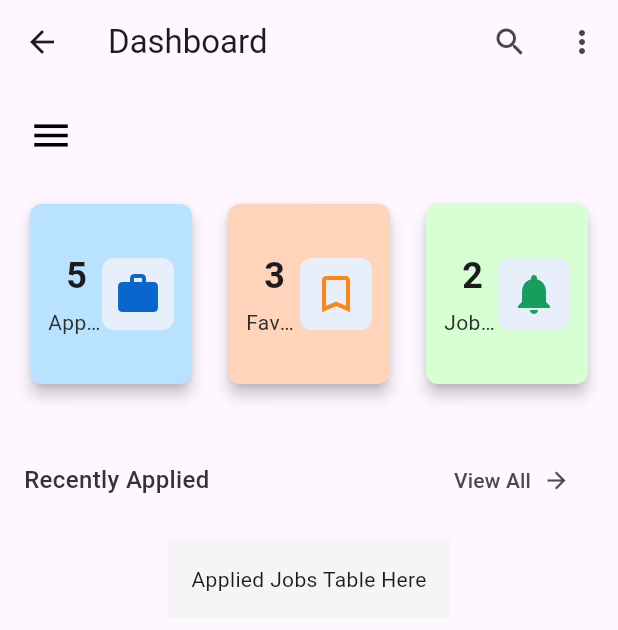
After one commit to ajhay013/Application-JobSync, a Flutter app: the Overview screen opened directly, after a tap on "View All", on a phone screen of 412 x 824 dp. The commit adds this screen. Shown: the top 630 px of the screen. Run offline on Flutter 3.47's test engine with Material 3 defaults, Android fonts, the phone set to English and light mode, and no system bars; our stand-ins replace font_awesome_flutter.

Commit message:
Dashboard/Sidebar

```diff
--- /dev/null
+++ b/lib/Pages/Applicant/ApplicantDashboard/Overview.dart
@@ -0,0 +1,266 @@
+import 'package:flutter/material.dart';
+import 'package:capstone/components/applicantsidebar.dart'; // Ensure the import is correct
+
+class Overview extends StatefulWidget {
+  @override
+  _OverviewState createState() => _OverviewState();
+}
+
+class _OverviewState extends State<Overview> {
+  bool _isSidebarVisible = false;
+  double _sidebarWidth = 250;
+
+  @override
+  Widget build(BuildContext context) {
+    double screenWidth = MediaQuery.of(context).size.width;
+
+    return Scaffold(
+      appBar: AppBar(
+        title: Text("Dashboard"),
+        actions: [
+          IconButton(
+            icon: Icon(Icons.search),
+            onPressed: () {
+              // Add your search action here
+            },
+          ),
+          IconButton(
+            icon: Icon(Icons.more_vert),
+            onPressed: () {
+              // Add more options here
+            },
+          ),
+        ],
+      ),
+      body: Stack(
+        children: [
+          // Main content (This should not be compressed when the sidebar appears)
+          AnimatedPositioned(
+            duration: Duration(milliseconds: 300),
+            left: _isSidebarVisible ? _sidebarWidth : 0,
+            top: 0,
+            bottom: 0,
+            right: 0,
+            child: SingleChildScrollView(
+              child: Padding(
+                padding: const EdgeInsets.all(16.0),
+                child: Column(
+                  crossAxisAlignment: CrossAxisAlignment.center,
+                  children: [
+                    // Info Cards Section with horizontal layout
+                    Center(
+                      child: Row(
+                        mainAxisAlignment: MainAxisAlignment.spaceEvenly,
+                        children: [
+                          Expanded(
+                            child: _infoCard(
+                              color: Color(0xFFb8e2fe),
+                              icon: Icons.work,
+                              count: 5,
+                              title: 'Applied Jobs',
+                            ),
+                          ),
+                          SizedBox(width: 16),
+                          Expanded(
+                            child: _infoCard(
+                              color: Color(0xFFffd4bb),
+                              icon: Icons.bookmark_border,
+                              count: 3,
+                              title: 'Favorite Jobs',
+                            ),
+                          ),
+                          SizedBox(width: 16), // Spacing between the cards
+                          Expanded(
+                            child: _infoCard(
+                              color: Color(0xFFd7ffd4),
+                              icon: Icons.notifications,
+                              count: 2,
+                              title: 'Job Alerts',
+                            ),
+                          ),
+                        ],
+                      ),
+                    ),
+
+                    SizedBox(height: 20),
+
+                    // Recently Applied Section
+                    Row(
+                      mainAxisAlignment: MainAxisAlignment.spaceBetween,
+                      children: [
+                        Text(
+                          'Recently Applied',
+                          style: TextStyle(
+                            fontSize: 16,
+                            fontWeight: FontWeight.w500,
+                            color: Color(0xFF333333),
+                          ),
+                        ),
+                        ElevatedButton(
+                          onPressed: () {
+                            // Add your navigation or action for "View All"
+                          },
+                          style: ElevatedButton.styleFrom(
+                            backgroundColor: Colors.transparent,
+                            elevation: 0,
+                            padding: EdgeInsets.symmetric(horizontal: 16, vertical: 8),
+                          ),
+                          child: Row(
+                            children: [
+                              Text('View All', style: TextStyle(color: Color(0xFF4b4b4b))),
+                              SizedBox(width: 8),
+                              Icon(Icons.arrow_forward, size: 18, color: Color(0xFF4b4b4b)),
+                            ],
+                          ),
+                        ),
+                      ],
+                    ),
+
+                    SizedBox(height: 16),
+
+                    // Applied Jobs Table Placeholder Section
+                    Center(
+                      child: Container(
+                        padding: EdgeInsets.all(16),
+                        color: Colors.grey[100],
+                        child: Text('Applied Jobs Table Here'),
+                      ),
+                    ),
+                  ],
+                ),
+              ),
+            ),
+          ),
+
+          // Dark Overlay when Sidebar is visible
+          if (_isSidebarVisible)
+            Positioned.fill(
+              child: GestureDetector(
+                onTap: () {
+                  setState(() {
+                    _isSidebarVisible = false; // Close the sidebar when tapping outside
+                  });
+                },
+                child: Container(
+                  color: Colors.black.withOpacity(0.5), // Dark overlay
+                ),
+              ),
+            ),
+
+          // Sidebar
+          AnimatedPositioned(
+            duration: Duration(milliseconds: 300),
+            left: _isSidebarVisible ? 0 : -_sidebarWidth,
+            top: 0,
+            bottom: 0,
+            width: _sidebarWidth,
+            child: ApplicantsSidebar(currentRoute: '/applicants/overview'),
+          ),
+
+          // Sidebar toggle button (menu icon for opening, close icon for closing)
+          Positioned(
+            top: 10, // Adjusted to give space from the top
+            left: 10, // Move the button to the left edge of the screen
+            child: IconButton(
+              icon: Icon(
+                _isSidebarVisible
+                    ? Icons.close // Show close icon when sidebar is visible
+                    : Icons.menu, // Show hamburger menu icon when sidebar is hidden
+                color: Colors.black,
+                size: 30,
+              ),
+              onPressed: () {
+                setState(() {
+                  _isSidebarVisible = !_isSidebarVisible; // Toggle sidebar visibility
+                });
+              },
+            ),
+          ),
+        ],
+      ),
+    );
+  }
+
+  // Helper widget for the card layout
+  Widget _infoCard({
+    required Color color,
+    required IconData icon,
+    required int count,
+    required String title,
+  }) {
+    double cardHeight = 120.0; // Fixed height for all cards
+
+    return Container(
+      margin: EdgeInsets.only(bottom: 16, top: 60), // Added top margin to space out the cards
+      child: Card(
+        color: color,
+        shape: RoundedRectangleBorder(borderRadius: BorderRadius.circular(8)),
+        elevation: 4,
+        child: Container(
+          padding: EdgeInsets.symmetric(horizontal: 12, vertical: 8),
+          height: cardHeight,
+          child: Row(
+            crossAxisAlignment: CrossAxisAlignment.center,
+            children: [
+              // Text Info
+              Expanded(
+                child: Column(
+                  mainAxisAlignment: MainAxisAlignment.center,
+                  crossAxisAlignment: CrossAxisAlignment.start,
+                  children: [
+                    // Added left margin to the count text
+                    Padding(
+                      padding: const EdgeInsets.only(left: 12), // Adjust the left margin as needed
+                      child: Text(
+                        '$count',
+                        style: TextStyle(fontSize: 24, fontWeight: FontWeight.bold),
+                      ),
+                    ),
+                    SizedBox(height: 4),
+                    Text(
+                      title,
+                      style: TextStyle(fontSize: 14, color: Color(0xFF2d2d2d)),
+                      overflow: TextOverflow.ellipsis,
+                    ),
+                  ],
+                ),
+              ),
+              // Icon
+              Container(
+                decoration: BoxDecoration(
+                  color: Color(0xFFE7F0FA),
+                  borderRadius: BorderRadius.circular(8),
+                ),
+                padding: EdgeInsets.all(8),
+                child: Icon(
+                  icon,
+                  size: 32,
+                  color: _getIconColor(color),
+                ),
+              ),
+            ],
+          ),
+        ),
+      ),
+    );
+  }
+
+  Color _getIconColor(Color cardColor) {
+    if (cardColor == Color(0xFFb8e2fe)) {
+      return Color(0xFF0A65CC);
+    } else if (cardColor == Color(0xFFffd4bb)) {
+      return Color(0xFFFF8616);
+    } else {
+      return Color(0xFF169E5D);
+    }
+  }
+}
+
+void main() {
+  runApp(MaterialApp(
+    home: Overview(),
+    routes: {
+      '/applicants/overview': (context) => Overview(),
+    },
+  ));
+}
--- a/lib/Pages/HomePage.dart
+++ b/lib/Pages/HomePage.dart
@@ -2,8 +2,8 @@ import 'package:flutter/material.dart';
 import 'package:capstone/Pages/Sign.dart';
 import 'package:capstone/components/jobsyncflow.dart';
 import 'package:capstone/components/popularcategories.dart';
-import 'package:capstone/pages/Applicant/findjob.dart';
-import 'package:capstone/pages/Applicant/findemployer.dart';
+
+import 'package:capstone/components/drawer.dart';
 
 class JobSyncApp extends StatelessWidget {
   @override
@@ -38,9 +38,9 @@ class JobSyncApp extends StatelessWidget {
                 Navigator.push(
                   context,
                   PageRouteBuilder(
-                    pageBuilder: (context, animation, secondaryAnimation) => SignScreen(), // Your login screen class
-                    transitionDuration: Duration.zero, // Instant transition
-                    reverseTransitionDuration: Duration.zero, // Instant reverse transition
+                    pageBuilder: (context, animation, secondaryAnimation) => SignScreen(),
+                    transitionDuration: Duration.zero,
+                    reverseTransitionDuration: Duration.zero,
                   ),
                 );
               },
@@ -55,73 +55,8 @@ class JobSyncApp extends StatelessWidget {
             ),
           ],
         ),
-        // Drawer widget for menu options
-        drawer: Drawer(
-          child: ListView(
-            padding: EdgeInsets.zero,
-            children: <Widget>[
-              UserAccountsDrawerHeader(
-                decoration: BoxDecoration(
-                  color: Colors.blue, // Set the background color to blue
-                ),
-                accountName: Text('Jobsync User'),
-                accountEmail: Text('user@example.com'),
-                currentAccountPicture: CircleAvatar(
-                  backgroundColor: Colors.white,
-                  child: Icon(Icons.account_circle, size: 50, color: Colors.blue),
-                ),
-              ),
-              ListTile(
-                leading: Icon(Icons.home),
-                title: Text('Home'),
-                onTap: () {
-                  // TODO: Implement navigation to Home
-                },
-              ),
-              ListTile(
-                leading: Icon(Icons.search),
-                title: Text('Find Job'),
-                onTap: () {
-                  Navigator.push(
-                context,
-                MaterialPageRoute(builder: (context) => FindJob()),
-                );
-                },
-              ),
-              ListTile(
-                leading: Icon(Icons.business),
-                title: Text('Employers'),
-                onTap: () {
-                  Navigator.push(
-                  context,
-                  MaterialPageRoute(builder: (context) => FindEmployer()),
-                  );
-                },
-              ),
-              ListTile(
-                leading: Icon(Icons.dashboard),
-                title: Text('Dashboard'),
-                onTap: () {
-                  // TODO: Implement navigation to Dashboard screen
-                },
-              ),
-              ListTile(
-                leading: Icon(Icons.notifications),
-                title: Text('Job Alerts'),
-                onTap: () {
-                  // TODO: Implement navigation to Job Alerts screen
-                },
-              ),
-              ListTile(
-                leading: Icon(Icons.support),
-                title: Text('Customer Support'),
-                onTap: () {
-                  // TODO: Implement navigation to Customer Support screen
-                },
-              ),
-            ],
-          ),
-        ),
+        // Use the CustomDrawer widget here
+        drawer: CustomDrawer(),
         body: SingleChildScrollView(
           child: Column(
             crossAxisAlignment: CrossAxisAlignment.center,
@@ -134,10 +69,10 @@ class JobSyncApp extends StatelessWidget {
                       height: 55,
                       width: 75,
                       decoration: BoxDecoration(
-          borderRadius: BorderRadius.circular(20), // Existing border radius
+                        borderRadius: BorderRadius.circular(20),
                         border: Border.all(
-            color: Colors.grey, // Border color
-            width: 1, // Border width
+                          color: Colors.grey,
+                          width: 1,
                         ),
                       ),
                       padding: EdgeInsets.symmetric(horizontal: 8, vertical: 4),
@@ -181,7 +116,7 @@ class JobSyncApp extends StatelessWidget {
                       'Suggestion: Designer, Programming, Digital Marketing, Video, Animation',
                       textAlign: TextAlign.center,
                       style: TextStyle(color: Colors.black),
-                    ), // Add your illustration image
+                    ),
                     SizedBox(height: 16),
                     Wrap(
                       spacing: 16,
@@ -200,7 +135,6 @@ class JobSyncApp extends StatelessWidget {
                   ],
                 ),
               ),
-
             ],
           ),
         ),
@@ -209,7 +143,6 @@ class JobSyncApp extends StatelessWidget {
     );
   }
 
-  // Corrected and unified buildStatCard function
   Widget buildStatCard(String iconPath, String count, String label) {
     return Container(
       width: 150,
@@ -223,13 +156,13 @@ class JobSyncApp extends StatelessWidget {
         children: [
           Image.asset(
             iconPath,
-            height: 36, // Adjust the size of the icon
+            height: 36,
             width: 36,
             fit: BoxFit.contain,
           ),
           SizedBox(height: 8),
           Text(
-            count, // Use the count parameter here
+            count,
             style: TextStyle(fontSize: 20, fontWeight: FontWeight.bold),
           ),
           SizedBox(height: 4),
--- /dev/null
+++ b/lib/components/applicantsidebar.dart
@@ -0,0 +1,132 @@
+import 'package:flutter/material.dart';
+
+class ApplicantsSidebar extends StatefulWidget {
+  final String currentRoute;
+
+  ApplicantsSidebar({required this.currentRoute});
+
+  @override
+  _ApplicantsSidebarState createState() => _ApplicantsSidebarState();
+}
+
+class _ApplicantsSidebarState extends State<ApplicantsSidebar> {
+  bool _isSidebarVisible = true;
+
+  @override
+  Widget build(BuildContext context) {
+    TextStyle activeStyle = TextStyle(
+      color: Color(0xFF0A65CC),
+      fontWeight: FontWeight.w500,
+      fontSize: 14,
+    );
+
+    TextStyle normalStyle = TextStyle(
+      color: Color(0xFF838383),
+      fontSize: 14,
+    );
+
+    return Drawer(
+      child: Container(
+        padding: EdgeInsets.all(8),
+        color: Colors.lightBlueAccent.withOpacity(0.1),
+        child: Column(
+          children: [
+            if (_isSidebarVisible || MediaQuery.of(context).size.width > 600)
+              Expanded(
+                child: ListView(
+                  padding: EdgeInsets.zero,
+                  children: [
+                    SizedBox(height: 30),
+                    Container(
+                      margin: EdgeInsets.only(top: 16),
+                      child: Text(
+                        'Applicant Dashboard',
+                        style: TextStyle(fontSize: 14, color: Color(0xFF606060)),
+                      ),
+                    ),
+                    Divider(),
+                    _buildSidebarItem(
+                      context,
+                      icon: Icons.layers,
+                      label: 'Overview',
+                      route: '/applicants/overview',
+                      isActive: widget.currentRoute == '/applicants/overview',
+                      activeStyle: activeStyle,
+                      normalStyle: normalStyle,
+                    ),
+                    _buildSidebarItem(
+                      context,
+                      icon: Icons.work,
+                      label: 'Applied Jobs',
+                      route: '/applicants/appliedjobs',
+                      isActive: widget.currentRoute == '/applicants/appliedjobs',
+                      activeStyle: activeStyle,
+                      normalStyle: normalStyle,
+                    ),
+                    _buildSidebarItem(
+                      context,
+                      icon: Icons.bookmark,
+                      label: 'Favorite Jobs',
+                      route: '/applicants/favoritejobs',
+                      isActive: widget.currentRoute == '/applicants/favoritejobs',
+                      activeStyle: activeStyle,
+                      normalStyle: normalStyle,
+                    ),
+                    _buildSidebarItem(
+                      context,
+                      icon: Icons.notifications,
+                      label: 'Job Alerts',
+                      route: '/applicants/jobsalert',
+                      isActive: widget.currentRoute == '/applicants/jobsalert',
+                      activeStyle: activeStyle,
+                      normalStyle: normalStyle,
+                    ),
+                    _buildSidebarItem(
+                      context,
+                      icon: Icons.settings,
+                      label: 'Settings',
+                      route: '/applicants/applicantsettings',
+                      isActive: widget.currentRoute == '/applicants/applicantsettings',
+                      activeStyle: activeStyle,
+                      normalStyle: normalStyle,
+                    ),
+                  ],
+                ),
+              ),
+          ],
+        ),
+      ),
+    );
+  }
+
+  Widget _buildSidebarItem(
+    BuildContext context, {
+    required IconData icon,
+    required String label,
+    required String route,
+    required bool isActive,
+    required TextStyle activeStyle,
+    required TextStyle normalStyle,
+  }) {
+    return ListTile(
+      contentPadding: EdgeInsets.symmetric(vertical: 5, horizontal: 8),
+      title: Row(
+        children: [
+          Icon(
+            icon,
+            color: isActive ? activeStyle.color : normalStyle.color,
+            size: 20,
+          ),
+          SizedBox(width: 12),
+          Text(
+            label,
+            style: isActive ? activeStyle : normalStyle,
+          ),
+        ],
+      ),
+      onTap: () {
+        Navigator.pushNamed(context, route);
+      },
+    );
+  }
+}
--- /dev/null
+++ b/lib/components/drawer.dart
@@ -0,0 +1,79 @@
+import 'package:flutter/material.dart';
+import 'package:capstone/pages/Applicant/findjob.dart';
+import 'package:capstone/pages/Applicant/findemployer.dart';
+import 'package:capstone/Pages/Applicant/ApplicantDashboard/Overview.dart';
+
+class CustomDrawer extends StatelessWidget {
+  @override
+  Widget build(BuildContext context) {
+    return Drawer(
+      child: ListView(
+        padding: EdgeInsets.zero,
+        children: <Widget>[
+          UserAccountsDrawerHeader(
+            decoration: BoxDecoration(
+              color: Colors.blue, // Set the background color to blue
+            ),
+            accountName: Text('Jobsync User'),
+            accountEmail: Text('user@example.com'),
+            currentAccountPicture: CircleAvatar(
+              backgroundColor: Colors.white,
+              child: Icon(Icons.account_circle, size: 50, color: Colors.blue),
+            ),
+          ),
+          ListTile(
+            leading: Icon(Icons.home),
+            title: Text('Home'),
+            onTap: () {
+              // TODO: Implement navigation to Home
+            },
+          ),
+          ListTile(
+            leading: Icon(Icons.search),
+            title: Text('Find Job'),
+            onTap: () {
+              Navigator.push(
+                context,
+                MaterialPageRoute(builder: (context) => FindJob()),
+              );
+            },
+          ),
+          ListTile(
+            leading: Icon(Icons.business),
+            title: Text('Employers'),
+            onTap: () {
+              Navigator.push(
+                context,
+                MaterialPageRoute(builder: (context) => FindEmployer()),
+              );
+            },
+          ),
+          ListTile(
+            leading: Icon(Icons.dashboard),
+            title: Text('Dashboard'),
+            onTap: () {
+              Navigator.push(
+                context,
+                MaterialPageRoute(builder: (context) => Overview()),
+              );
+            },
+          ),
+          ListTile(
+            leading: Icon(Icons.notifications),
+            title: Text('Job Alerts'),
+            onTap: () {
+              // TODO: Implement navigation to Job Alerts screen
+            },
+          ),
+          ListTile(
+            leading: Icon(Icons.support),
+            title: Text('Customer Support'),
+            onTap: () {
+              // TODO: Implement navigation to Customer Support screen
+            },
+          ),
+        ],
+      ),
+    );
+  }
+}
```
Lines whose indentation alone changed are shown as unchanged.
